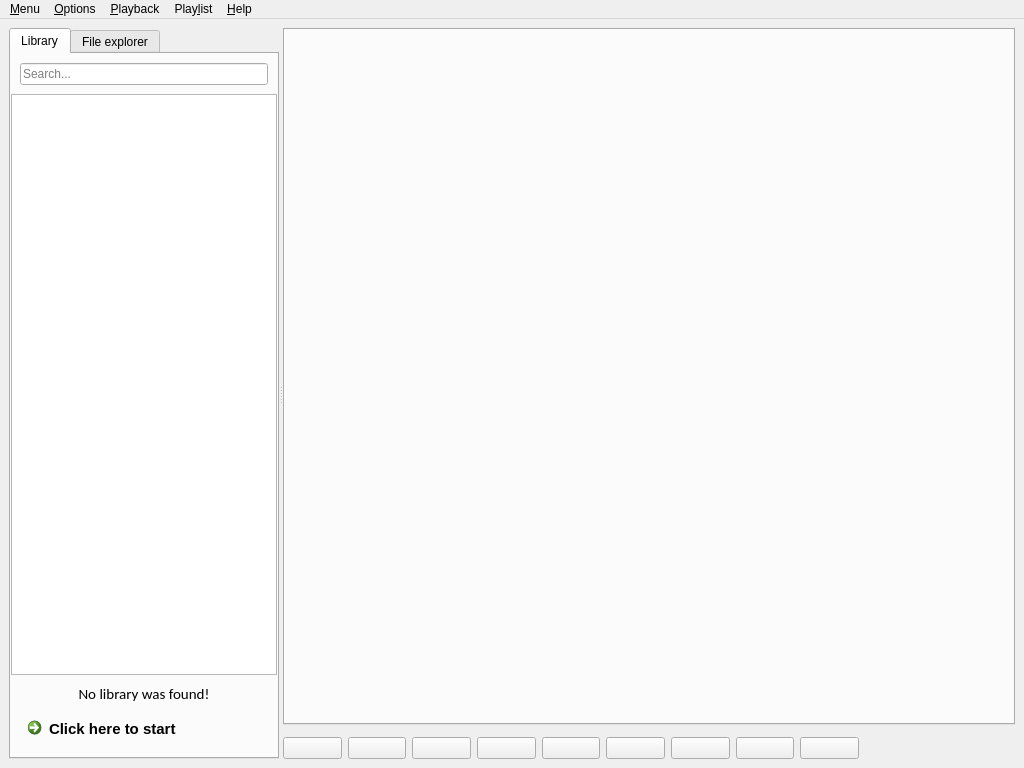
This is code/src/mainwindow.ui in MBach/Miam-Player as Qt 5 draws it before an edit. The edited form follows.
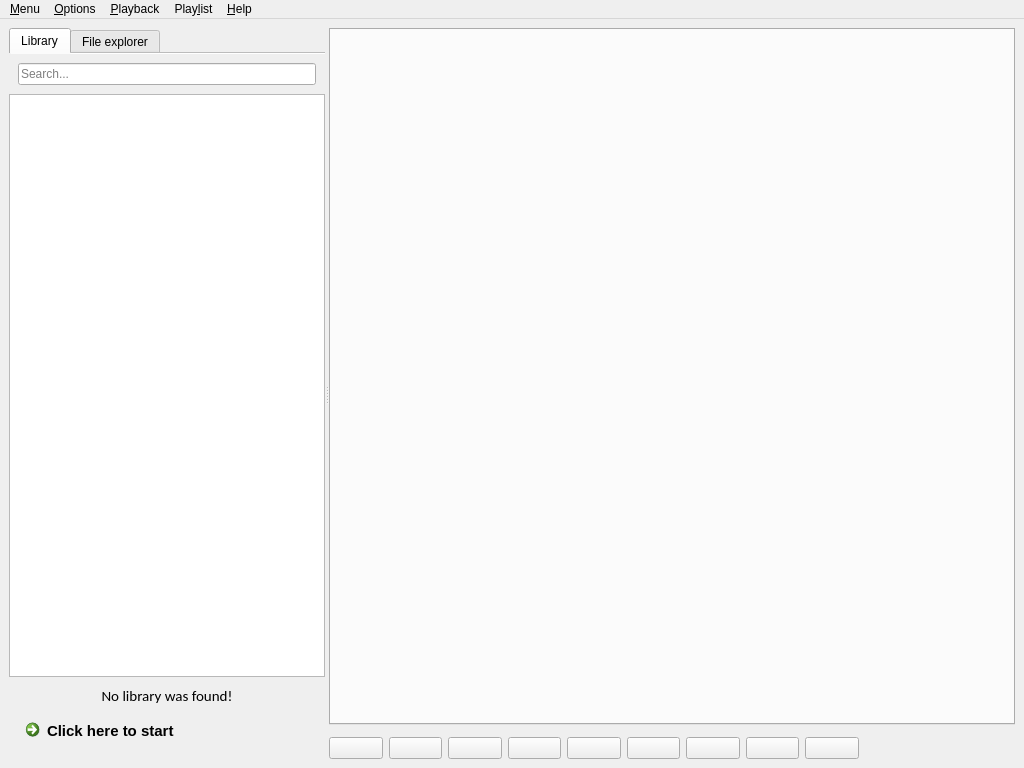
This is the edited form. Icons and pictures are not drawn. Custom widgets are drawn as their Qt base class.

The edit to the form file:
```diff
--- a/code/src/mainwindow.ui
+++ b/code/src/mainwindow.ui
@@ -24,14 +24,8 @@
        <enum>Qt::Horizontal</enum>
       </property>
       <widget class="QTabWidget" name="leftTabs">
-       <property name="sizePolicy">
-        <sizepolicy hsizetype="Expanding" vsizetype="Expanding">
-         <horstretch>4</horstretch>
-         <verstretch>0</verstretch>
-        </sizepolicy>
-       </property>
-       <property name="currentIndex">
-        <number>0</number>
+       <property name="documentMode">
+        <bool>true</bool>
        </property>
        <widget class="QWidget" name="tabLibrary">
         <attribute name="title">
@@ -141,12 +135,6 @@
        </widget>
       </widget>
       <widget class="QWidget" name="widget" native="true">
-       <property name="sizePolicy">
-        <sizepolicy hsizetype="Minimum" vsizetype="Preferred">
-         <horstretch>5</horstretch>
-         <verstretch>0</verstretch>
-        </sizepolicy>
-       </property>
        <layout class="QVBoxLayout" name="verticalLayout">
         <item>
          <widget class="TabPlaylist" name="tabPlaylists"/>
```
